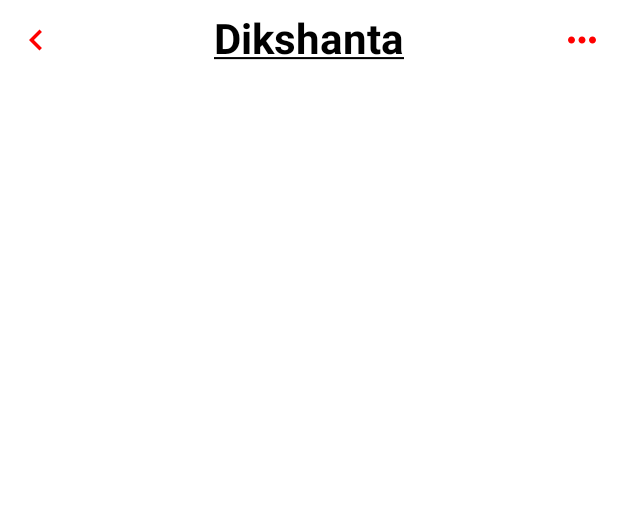
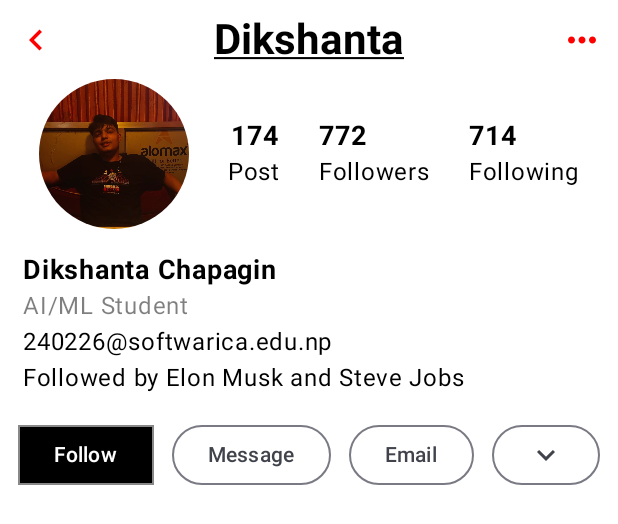
Before and after one commit to dabster108/Android_Kotlin_Dev, an Android app built with Jetpack Compose: the @Preview function PreviewProfile, on a phone screen of 412 x 824 dp. Shown: the top 524 px of the screen. Run offline under Robolectric (Android 15) with nearby library versions, the phone set to English and light mode, and no system bars.

Commit message:
Instagram profile page added

```diff
--- a/app/src/main/java/com/example/softwareengine/ProfileActivity.kt
+++ b/app/src/main/java/com/example/softwareengine/ProfileActivity.kt
@@ -4,35 +4,39 @@ import android.os.Bundle
 import androidx.activity.ComponentActivity
 import androidx.activity.compose.setContent
 import androidx.activity.enableEdgeToEdge
+import androidx.compose.foundation.BorderStroke
+import androidx.compose.foundation.Image
 import androidx.compose.foundation.background
 import androidx.compose.foundation.clickable
+import androidx.compose.foundation.layout.*
 import androidx.compose.foundation.layout.Arrangement
-import androidx.compose.foundation.layout.Column
-import androidx.compose.foundation.layout.PaddingValues
-import androidx.compose.foundation.layout.Row
-import androidx.compose.foundation.layout.fillMaxSize
-import androidx.compose.foundation.layout.fillMaxWidth
-import androidx.compose.foundation.layout.height
-import androidx.compose.foundation.layout.padding
-import androidx.compose.foundation.layout.width
+import androidx.compose.foundation.shape.CircleShape
+import androidx.compose.foundation.shape.RoundedCornerShape
 import androidx.compose.material.icons.Icons
+import androidx.compose.material.icons.filled.KeyboardArrowDown
 import androidx.compose.material.icons.filled.KeyboardArrowLeft
+import androidx.compose.material3.Button
+import androidx.compose.material3.ButtonDefaults
 import androidx.compose.material3.Icon
+import androidx.compose.material3.OutlinedButton
 import androidx.compose.material3.Scaffold
 import androidx.compose.material3.Text
 import androidx.compose.runtime.Composable
 import androidx.compose.ui.Alignment
 import androidx.compose.ui.Modifier
+import androidx.compose.ui.draw.alpha
+import androidx.compose.ui.draw.clip
 import androidx.compose.ui.graphics.Color
+import androidx.compose.ui.graphics.Outline
 import androidx.compose.ui.res.painterResource
 import androidx.compose.ui.text.TextStyle
-import androidx.compose.ui.text.font.FontStyle
 import androidx.compose.ui.text.font.FontWeight
 import androidx.compose.ui.text.style.TextDecoration
 import androidx.compose.ui.tooling.preview.Preview
 import androidx.compose.ui.unit.dp
 import androidx.compose.ui.unit.sp
 import com.example.softwareengine.ui.theme.SoftwareEngineTheme
+
 
 class ProfileActivity : ComponentActivity() {
     override fun onCreate(savedInstanceState: Bundle?) {
@@ -54,15 +58,14 @@ fun ProfileBody(innerPadding: PaddingValues) {
             .fillMaxSize()
             .background(color = Color.White)
     ) {
-        Row(modifier = Modifier.fillMaxWidth().padding(horizontal = 10.dp, vertical = 10.dp),
-            verticalAlignment = Alignment.CenterVertically ,
+        // Top Header Row
+        Row(
+            modifier = Modifier
+                .fillMaxWidth()
+                .padding(horizontal = 10.dp, vertical = 10.dp),
+            verticalAlignment = Alignment.CenterVertically,
             horizontalArrangement = Arrangement.SpaceBetween
-
-
-        )
-
-        {
-
+        ) {
             Icon(
                 imageVector = Icons.Default.KeyboardArrowLeft,
                 tint = Color.Red,
@@ -71,44 +74,120 @@ fun ProfileBody(innerPadding: PaddingValues) {
                     .height(28.dp)
                     .width(28.dp)
                     .clickable {
-
+                        // Handle back navigation
                     }
             )
 
-
-            Text(text = "Dikshanta", style = TextStyle(
-                fontSize = 28.sp,
-                textDecoration =  TextDecoration.Underline,
-                fontWeight = FontWeight.Bold,
-                // fontStyle = FontStyle.Italic
-
-            ))
-
+            Text(
+                text = "Dikshanta",
+                style = TextStyle(
+                    fontSize = 28.sp,
+                    textDecoration = TextDecoration.Underline,
+                    fontWeight = FontWeight.Bold
+                )
+            )
 
             Icon(
-                painter = painterResource(R.drawable.baseline_more_horiz_24),
+                painter = painterResource(id = R.drawable.baseline_more_horiz_24),
                 tint = Color.Red,
                 contentDescription = null,
                 modifier = Modifier
                     .height(28.dp)
                     .width(28.dp)
                     .clickable {
-
+                        // Handle more options
                     }
             )
+        }
+
+        // New Row for User Details with ic_logo
+        Row(
+            modifier = Modifier.fillMaxWidth(),
+            horizontalArrangement = Arrangement.SpaceEvenly,
+            verticalAlignment = Alignment.CenterVertically
+        ) {
+            Image(
+                painter = painterResource(id = R.drawable.me),
+                contentDescription = "Logo",
+                modifier = Modifier
+                    .height(100.dp)
+                    .width(100.dp)
+                    .clip(shape = CircleShape)
+
+            )
+            Column(
+                verticalArrangement = Arrangement.Center,
+                horizontalAlignment = Alignment.CenterHorizontally
+            ) {
+                Text(text = "174", fontWeight = FontWeight.Bold, fontSize = 18.sp)
+                Text(text = "Post")
+            }
 
 
+            Column {
+                Text(text = "772", fontWeight = FontWeight.Bold, fontSize = 18.sp)
+                Text(text = "Followers")
+            }
+
+            Column {
+                Text(text = "714", fontWeight = FontWeight.Bold, fontSize = 18.sp)
+                Text(text = "Following")
+            }
+        }
+
+        Column (modifier = Modifier
+            .padding(horizontal = 15.dp, vertical = 15.dp)){
+            Text(text = "Dikshanta Chapagin", fontWeight = FontWeight.Bold, fontSize = 18.sp)
+            Text("AI/ML Student", modifier = Modifier.alpha(alpha = 0.5f))
+            Text("240226@softwarica.edu.np")
+            Text("Followed by Elon Musk and Steve Jobs")
+        }
 
 
+        Row(modifier = Modifier.fillMaxWidth(),
+            horizontalArrangement = Arrangement.SpaceEvenly,
+            verticalAlignment = Alignment.CenterVertically){
+            Button(onClick = {
+                //to do when button clicked
 
+            }, shape = RoundedCornerShape(0.dp),
+                border = BorderStroke(1.dp, Color.Gray),
+               colors = ButtonDefaults.buttonColors(
+                   contentColor = Color. White,
+                   containerColor = Color.Black
+               )
+                ) {
 
+                Text(text = "Follow")
+            }
+
+            OutlinedButton(onClick = {
+
+            }, ) {
+                Text(text = "Message")
+            }
+
+            OutlinedButton(onClick = {
+
+            }) {
+                Text(text = "Email")
+            }
+
+            OutlinedButton(onClick = {
+
+            }) {
+                Icon(imageVector = Icons.Default.KeyboardArrowDown,
+                    contentDescription = null)
+            }
         }
     }
 }
 
+
 @Preview(showBackground = true)
 @Composable
-fun PreviewProfile(){
-    ProfileBody(innerPadding = PaddingValues(0.dp))
-
+fun PreviewProfile() {
+    SoftwareEngineTheme {
+        ProfileBody(innerPadding = PaddingValues(0.dp))
+    }
 }
```
Also changed, not shown: app/src/main/res/drawable/ic_logo.png (added), app/src/main/res/drawable/me.jpg (added).
